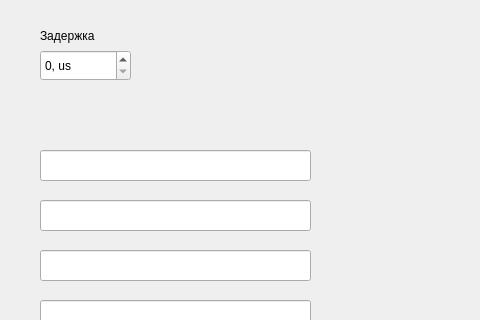
Before: the Qt Designer form serialport/terminal/packets.ui in Millyvolt/Test_terminal, drawn with Qt 5; both pictures show x 0 to 480 and y 0 to 320 of the 609 by 511 pixel window.
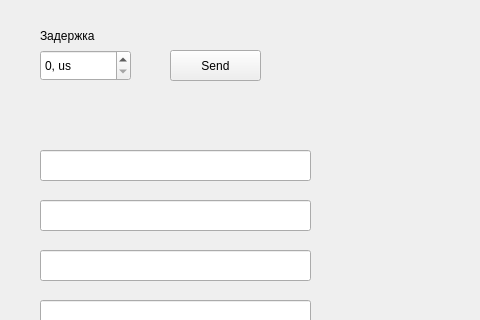
After: the same form once the commit is applied.

The edit to the form file:
```diff
--- a/serialport/terminal/packets.ui
+++ b/serialport/terminal/packets.ui
@@ -104,6 +104,19 @@
     <string>Задержка</string>
    </property>
   </widget>
+  <widget class="QPushButton" name="pushButtonSend">
+   <property name="geometry">
+    <rect>
+     <x>170</x>
+     <y>50</y>
+     <width>91</width>
+     <height>31</height>
+    </rect>
+   </property>
+   <property name="text">
+    <string>Send</string>
+   </property>
+  </widget>
  </widget>
  <resources/>
  <connections/>
```
